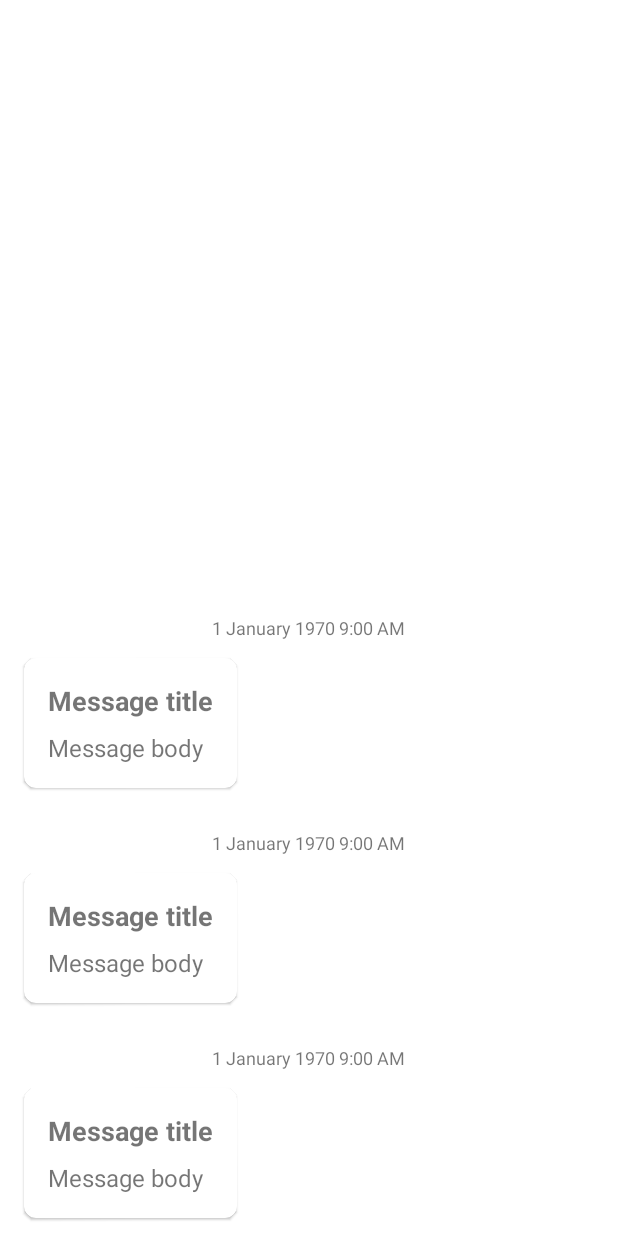
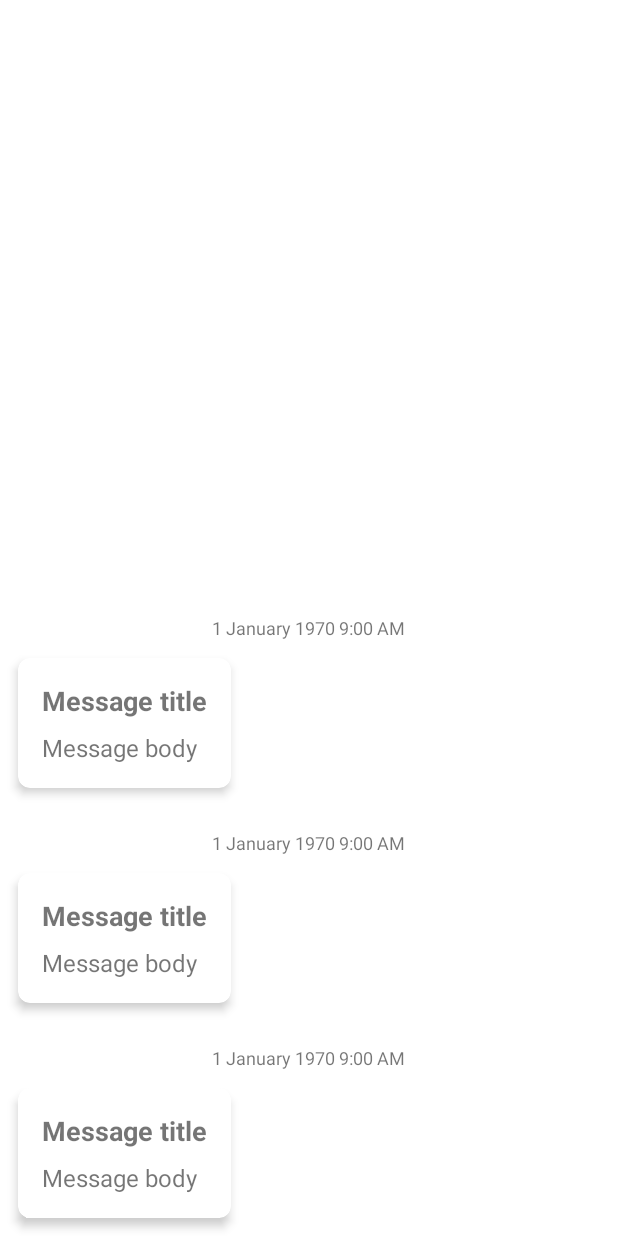
Before and after one commit to SanchithHegde/iot-waste-management, an Android app: the layout fragment_main.xml on its own in the app's theme, with its tools: preview values and no code run, on a phone screen of 412 x 824 dp. Run offline under Robolectric (Android 15) with nearby library versions, the phone set to English and light mode, and no system bars.

Commit message:
res: Tweak dimens
Signed-off-by: Sanchith Hegde <sanchith.hegde01@gmail.com>

```diff
--- a/android/app/src/main/res/layout/activity_main.xml
+++ b/android/app/src/main/res/layout/activity_main.xml
@@ -12,7 +12,7 @@
             android:id="@+id/toolbar"
             android:layout_width="match_parent"
             android:layout_height="?attr/actionBarSize"
-            android:elevation="4dp"
+            android:elevation="@dimen/toolbar_elevation"
             android:minHeight="?attr/actionBarSize"
             android:theme="?attr/actionBarTheme"
             app:layout_constraintEnd_toEndOf="parent"
--- a/android/app/src/main/res/layout/item_message.xml
+++ b/android/app/src/main/res/layout/item_message.xml
@@ -15,7 +15,7 @@
         android:layout_width="match_parent"
         android:layout_height="wrap_content">
 
-        <androidx.appcompat.widget.AppCompatTextView
+        <com.google.android.material.textview.MaterialTextView
             android:id="@+id/message_time"
             android:layout_width="wrap_content"
             android:layout_height="wrap_content"
@@ -34,6 +34,7 @@
             android:layout_marginTop="@dimen/message_card_margin_top"
             android:layout_marginBottom="@dimen/message_card_margin_bottom"
             app:cardCornerRadius="@dimen/message_card_corner_radius"
+            app:cardElevation="@dimen/toolbar_elevation"
             app:layout_constraintBottom_toBottomOf="parent"
             app:layout_constraintStart_toStartOf="parent"
             app:layout_constraintTop_toBottomOf="@id/message_time">
@@ -43,7 +44,7 @@
                 android:layout_height="wrap_content"
                 android:padding="@dimen/message_content_padding">
 
-                <androidx.appcompat.widget.AppCompatTextView
+                <com.google.android.material.textview.MaterialTextView
                     android:id="@+id/message_title"
                     android:layout_width="wrap_content"
                     android:layout_height="wrap_content"
@@ -57,7 +58,7 @@
                     app:layout_constraintTop_toTopOf="parent"
                     tools:text="Message title" />
 
-                <androidx.appcompat.widget.AppCompatTextView
+                <com.google.android.material.textview.MaterialTextView
                     android:id="@+id/message_body"
                     android:layout_width="wrap_content"
                     android:layout_height="wrap_content"
--- a/android/app/src/main/res/values/dimens.xml
+++ b/android/app/src/main/res/values/dimens.xml
@@ -1,11 +1,14 @@
 <?xml version="1.0" encoding="utf-8"?>
 <resources>
+    <dimen name="toolbar_elevation">4dp</dimen>
+
     <dimen name="message_time_margin_top">16dp</dimen>
 
     <dimen name="message_card_margin_top">12dp</dimen>
     <dimen name="message_card_margin_bottom">12dp</dimen>
-    <dimen name="message_card_margin_horizontal">16dp</dimen>
+    <dimen name="message_card_margin_horizontal">12dp</dimen>
     <dimen name="message_card_corner_radius">8dp</dimen>
+    <dimen name="message_card_elevation">2dp</dimen>
 
     <dimen name="message_content_padding">16dp</dimen>
     <dimen name="message_title_padding_top">0dp</dimen>
```
